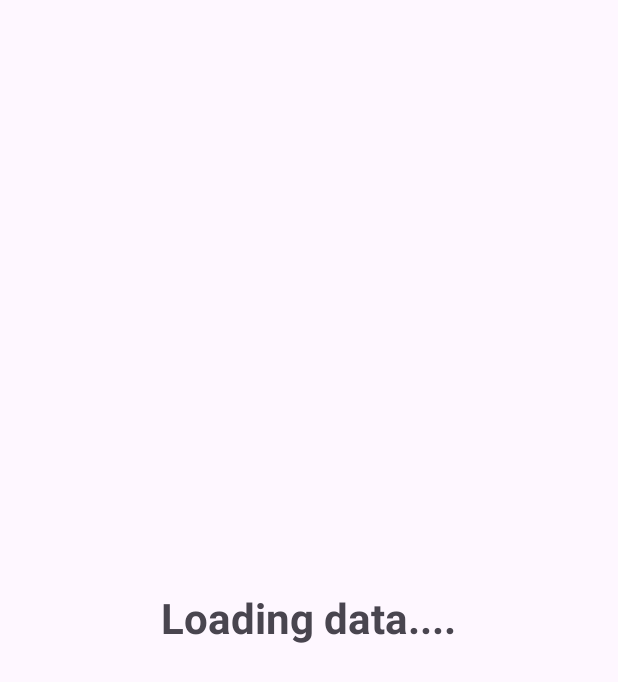
After one commit to pthienquan1/Android-mobile-app-Kotlin, an Android app: the FetchingActivity screen opened directly, with no data from a screen before it, on a phone screen of 412 x 824 dp. The commit adds this screen. Shown: the top 682 px of the screen. Run offline under Robolectric (Android 15) with nearby library versions, the phone set to English and light mode, and no system bars; our stand-ins replace Firebase (no records; nobody signed in at launch, a user with empty details on screens opened directly).

Commit message:
Fetching data from DB into Activity main

```diff
--- a/AndroidStudioProjects/Firebase/app/src/main/AndroidManifest.xml
+++ b/AndroidStudioProjects/Firebase/app/src/main/AndroidManifest.xml
@@ -13,6 +13,9 @@
         android:theme="@style/Theme.Firebase"
         tools:targetApi="31">
         <activity
+            android:name=".FetchingActivity"
+            android:exported="false" />
+        <activity
             android:name=".InsertionActivity"
             android:exported="false" />
         <activity
--- /dev/null
+++ b/AndroidStudioProjects/Firebase/app/src/main/java/com/example/firebase/FetchingActivity.kt
@@ -0,0 +1,61 @@
+package com.example.firebase
+
+import android.annotation.SuppressLint
+import androidx.appcompat.app.AppCompatActivity
+import android.os.Bundle
+import android.view.View
+import androidx.recyclerview.widget.LinearLayoutManager
+import com.example.firebase.adapter.EmpAdapter
+import com.example.firebase.databinding.ActivityFetchingBinding
+import com.example.firebase.databinding.ActivityMainBinding
+import com.google.firebase.database.DataSnapshot
+import com.google.firebase.database.DatabaseError
+import com.google.firebase.database.DatabaseReference
+import com.google.firebase.database.FirebaseDatabase
+import com.google.firebase.database.ValueEventListener
+
+@SuppressLint("StaticFieldLeak")
+private lateinit var binding: ActivityFetchingBinding
+class FetchingActivity : AppCompatActivity() {
+    private lateinit var ds:ArrayList<EmployeeModel>
+    private lateinit var dbRef:DatabaseReference
+    override fun onCreate(savedInstanceState: Bundle?) {
+        super.onCreate(savedInstanceState)
+        setContentView(R.layout.activity_fetching)
+
+        //khởi tạo view binding
+        binding = ActivityFetchingBinding.inflate(layoutInflater);
+        setContentView(binding.root);
+
+        binding.rvEmp.layoutManager = LinearLayoutManager(this);
+        binding.rvEmp.setHasFixedSize(true);
+        ds = arrayListOf<EmployeeModel>()
+
+        GetThongTinNV();
+    }
+
+    private fun GetThongTinNV() {
+        binding.rvEmp.visibility = View.GONE
+        binding.textView2.visibility = View.VISIBLE;
+        dbRef = FirebaseDatabase.getInstance().getReference("Employees")
+        dbRef.addValueEventListener(object :ValueEventListener{
+            override fun onDataChange(snapshot: DataSnapshot) {
+                ds.clear()
+                if(snapshot.exists()){
+                    for(empSnap in snapshot.children){
+                        val empData = empSnap.getValue(EmployeeModel::class.java)
+                        ds.add(empData!!);
+                    }
+                    val emAdapter = EmpAdapter(ds);
+                    binding.rvEmp.adapter = emAdapter;
+                    binding.rvEmp.visibility = View.VISIBLE
+                    binding.textView2.visibility = View.GONE;
+                }
+            }
+
+            override fun onCancelled(error: DatabaseError) {
+                TODO("Not yet implemented")
+            }
+        })
+    }
+}
--- a/AndroidStudioProjects/Firebase/app/src/main/java/com/example/firebase/MainActivity.kt
+++ b/AndroidStudioProjects/Firebase/app/src/main/java/com/example/firebase/MainActivity.kt
@@ -24,6 +24,10 @@ class MainActivity : AppCompatActivity() {
             startActivity(intent);
         }
 
+        binding.btnFetch.setOnClickListener {
+            val intent = Intent(this,FetchingActivity::class.java);
+            startActivity(intent);
+        }
 
 
     }
--- /dev/null
+++ b/AndroidStudioProjects/Firebase/app/src/main/res/layout/activity_fetching.xml
@@ -0,0 +1,25 @@
+<?xml version="1.0" encoding="utf-8"?>
+<RelativeLayout xmlns:android="http://schemas.android.com/apk/res/android"
+    xmlns:app="http://schemas.android.com/apk/res-auto"
+    xmlns:tools="http://schemas.android.com/tools"
+    android:layout_width="match_parent"
+    android:layout_height="match_parent"
+    tools:context=".FetchingActivity">
+
+    <androidx.recyclerview.widget.RecyclerView
+        android:id="@+id/rvEmp"
+        android:layout_width="match_parent"
+        android:layout_height="match_parent"
+        android:layout_above="@+id/textView2"
+        tools:listitem="@layout/emp_list_item" />
+
+    <TextView
+        android:id="@+id/textView2"
+        android:layout_width="wrap_content"
+        android:layout_height="wrap_content"
+        android:text="Loading data...."
+        android:textSize="28dp"
+        android:layout_centerInParent="true"
+        android:visibility="gone"
+        android:textStyle="bold"/>
+</RelativeLayout>
```
Also changed, not shown: AndroidStudioProjects/Firebase/app/src/main/java/com/example/firebase/adapter/EmpAdapter.kt (added, +31 -0 lines), AndroidStudioProjects/Firebase/app/src/main/res/layout/emp_list_item.xml (added, +34 -0 lines).
